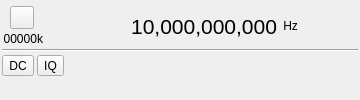
First picture: the form in plugins/samplesource/localinput/localinputgui.ui, repository f4exb/sdrangel, before the edit.
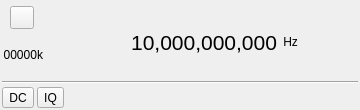
Second picture: the form after the edit. Icons and pictures are not drawn. Custom widgets are drawn as their Qt base class.

What changed in the file:
```diff
--- a/plugins/samplesource/localinput/localinputgui.ui
+++ b/plugins/samplesource/localinput/localinputgui.ui
@@ -7,13 +7,13 @@
     <x>0</x>
     <y>0</y>
     <width>360</width>
-    <height>100</height>
+    <height>110</height>
    </rect>
   </property>
   <property name="minimumSize">
    <size>
     <width>360</width>
-    <height>100</height>
+    <height>0</height>
    </size>
   </property>
   <property name="font">
@@ -199,23 +199,6 @@
      </item>
     </layout>
    </item>
-   <item>
-    <layout class="QHBoxLayout" name="padLayout">
-     <item>
-      <spacer name="verticalPadSpacer">
-       <property name="orientation">
-        <enum>Qt::Vertical</enum>
-       </property>
-       <property name="sizeHint" stdset="0">
-        <size>
-         <width>20</width>
-         <height>40</height>
-        </size>
-       </property>
-      </spacer>
-     </item>
-    </layout>
-   </item>
   </layout>
  </widget>
  <customwidgets>
```
